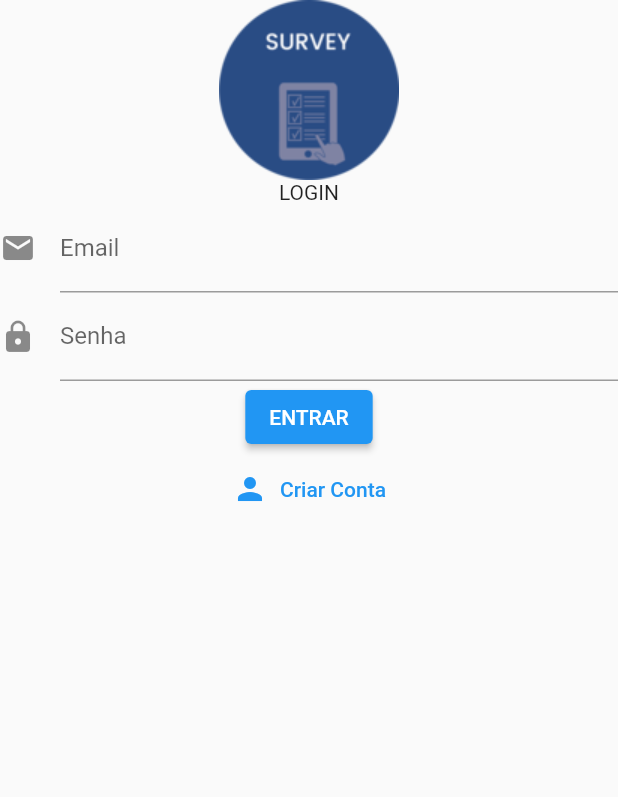
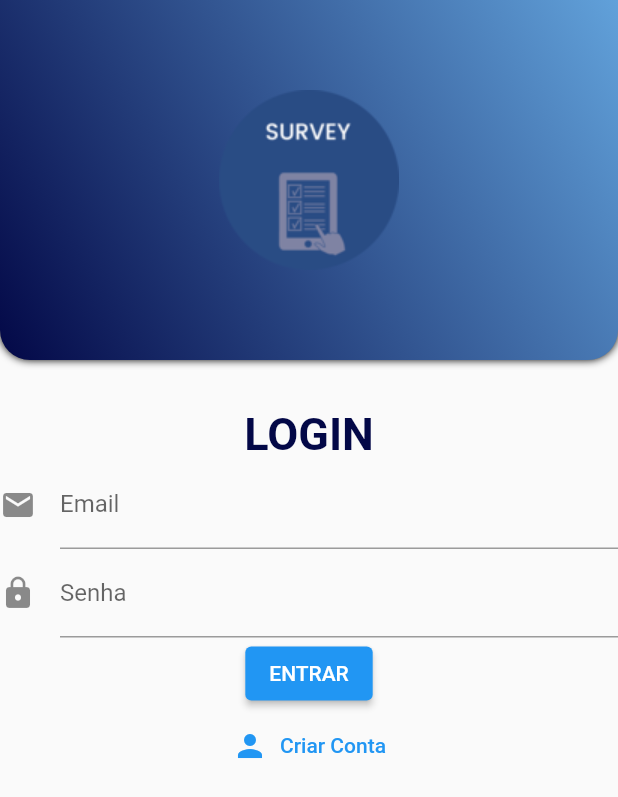
Before and after one commit to JeanFG86/survey_flutter, a Flutter app: the screen it shows after launch, on a phone screen of 412 x 824 dp. Shown: the top 797 px of the screen. Run offline on Flutter 3.47's test engine with Material 2 defaults, Android fonts, the phone set to English and light mode, and no system bars.

Commit message:
create style page

```diff
--- a/lib/ui/components/app.dart
+++ b/lib/ui/components/app.dart
@@ -5,9 +5,22 @@ import '../pages/pages.dart';
 class App extends StatelessWidget {
   @override
   Widget build(BuildContext context) {
+    final primaryColor = Color.fromARGB(255, 50, 57, 154);
+    final primaryColorDark = Color.fromARGB(255, 3, 8, 71);
+    final primaryColorLight = Color.fromARGB(255, 97, 161, 218);
+    final ThemeData theme = ThemeData();
+
     return MaterialApp(
       title: 'Survey',
       debugShowCheckedModeBanner: false,
+      theme: theme.copyWith(
+          primaryColor: primaryColor,
+          primaryColorDark: primaryColorDark,
+          primaryColorLight: primaryColorLight,
+          colorScheme: theme.colorScheme.copyWith(secondary: primaryColor),
+          backgroundColor: Colors.white,
+          textTheme:
+              TextTheme(headline1: TextStyle(fontSize: 30, fontWeight: FontWeight.bold, color: primaryColorDark))),
       home: LoginPage(),
     );
   }
--- a/lib/ui/pages/login_page.dart
+++ b/lib/ui/pages/login_page.dart
@@ -7,11 +7,25 @@ class LoginPage extends StatelessWidget {
   Widget build(BuildContext context) {
     return Scaffold(
       body: SingleChildScrollView(
-        child: Column(children: [
+        child: Column(crossAxisAlignment: CrossAxisAlignment.stretch, children: [
           Container(
+            height: 240,
+            margin: EdgeInsets.only(bottom: 32),
+            decoration: BoxDecoration(
+                gradient: LinearGradient(
+                    begin: Alignment.topRight,
+                    end: Alignment.bottomLeft,
+                    colors: [Theme.of(context).primaryColorLight, Theme.of(context).primaryColorDark]),
+                boxShadow: [BoxShadow(offset: Offset(0, 0), spreadRadius: 0, blurRadius: 4, color: Colors.black)],
+                borderRadius:
+                    BorderRadius.only(bottomLeft: Radius.elliptical(20, 20), bottomRight: Radius.elliptical(20, 20))),
             child: Image(image: AssetImage('lib/ui/assets/logo.png')),
           ),
-          Text('Login'.toUpperCase()),
+          Text(
+            'Login'.toUpperCase(),
+            textAlign: TextAlign.center,
+            style: Theme.of(context).textTheme.headline1,
+          ),
           Form(
               child: Column(
             children: [
```
